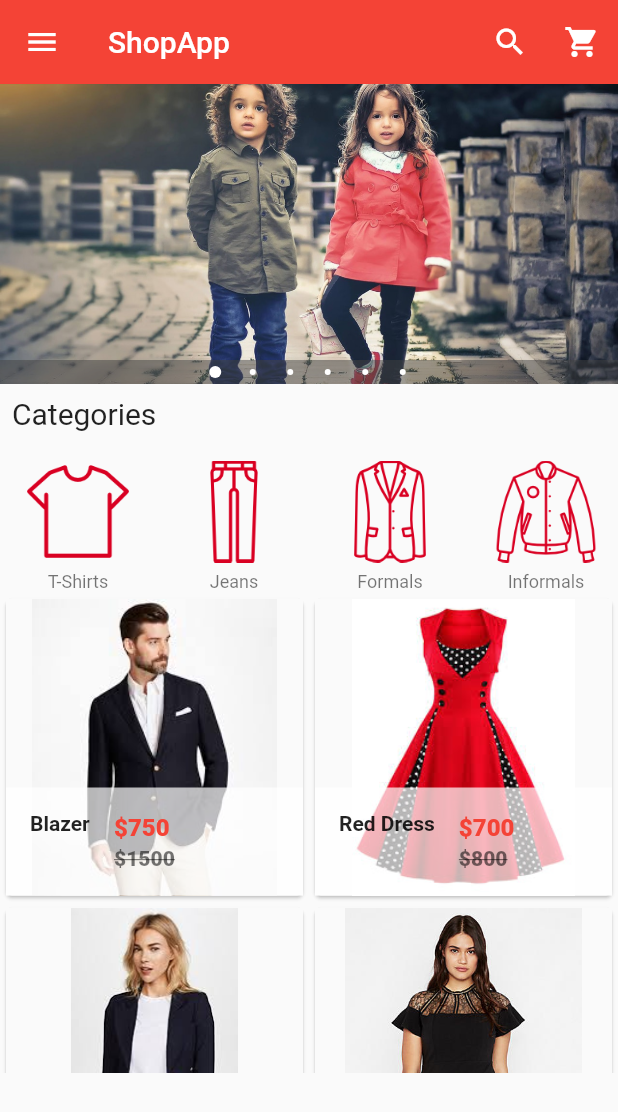
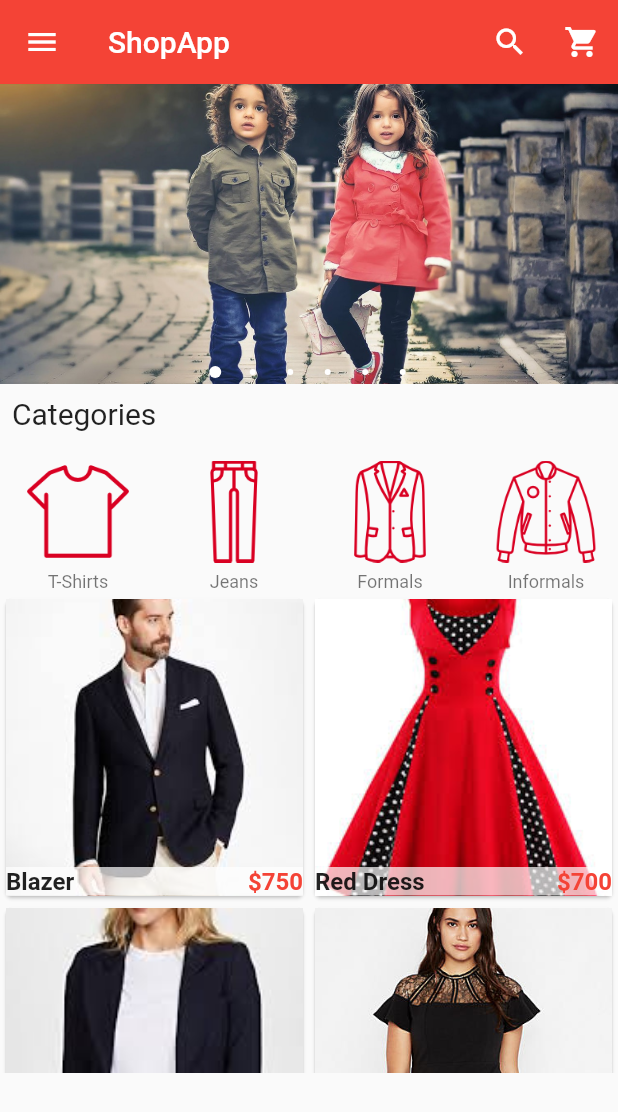
Before and after one commit to Rishi2309/shop_app, a Flutter app: the screen it shows after launch, on a phone screen of 412 x 824 dp. Shown: the top 1112 px of the screen. Run offline on Flutter 3.47's test engine with Material 2 defaults, Android fonts, the phone set to English and light mode, and no system bars; drawn by our look-alikes of carousel_pro.

Commit message:
Product details added

```diff
--- a/lib/components/Products.dart
+++ b/lib/components/Products.dart
@@ -1,4 +1,7 @@
 import 'package:flutter/material.dart';
+
+
+import 'package:shop_app/pages/ProductDetails.dart';
 
 class Products extends StatefulWidget {
   @override
@@ -99,39 +102,31 @@ class Single_prod extends StatelessWidget {
   Widget build(BuildContext context) {
     return Card(
       child: Hero(
-          tag: prod_name,
+        tag: new Text('hero1'),
         child: Material(
             child: InkWell(
-              onTap: () {},
+                onTap:() => Navigator.of(context).push(new MaterialPageRoute(builder: (context)=> new ProductDetails(
+                  product_detail_name: prod_name,
+                  product_detail_price: prod_price,
+                  product_detail_old_price: prod_old_price,
+                  product_detail_picture: prod_picture,
+                ))),
         child: GridTile(
             footer: Container(
               color: Colors.white70,
-                    child: ListTile(
-                      leading: Text(
-                        prod_name,
-                        style: TextStyle(fontWeight: FontWeight.bold),
+              child: new Row(
+                children: <Widget>[
+                  Expanded(
+                    child: Text(prod_name, style: TextStyle(fontWeight: FontWeight.bold, fontSize: 16.0)),
                   ),
-                      title: Text(
-                        "\$$prod_price",
-                        style: TextStyle(
-                            color: Colors.red, fontWeight: FontWeight.w800),
+                  new Text('\$${prod_price}', style: TextStyle(fontWeight: FontWeight.bold, fontSize: 16.0, color: Colors.red),)
+                ],
               ),
-                      subtitle: Text(
-                        "\$$prod_old_price",
-                        style: TextStyle(
-                            color: Colors.black54,
-                            fontWeight: FontWeight.w800,
-                            decoration
-                                :TextDecoration.lineThrough),
-                      ),
-                    ),
-
             ),
             child: Image.asset(
               prod_picture,
-                    fit: BoxFit.fitHeight,
-                  )
-                  ),
+              fit: BoxFit.cover,
+            )),
       ),
     )),
     );
--- a/lib/main.dart
+++ b/lib/main.dart
@@ -39,6 +39,7 @@ class _HomePageState extends State<HomePage> {
         dotSize: 4.0,
         indicatorBgPadding: 4.0,
         autoplay: false,
+        dotBgColor: Colors.transparent,
 
       ),
     );
@@ -73,7 +74,7 @@ class _HomePageState extends State<HomePage> {
               onTap: (){},
               child: ListTile(
                 title: Text('Home'),
-                leading: Icon(Icons.home),
+                leading: Icon(Icons.home, color: Colors.red,),
               ),
             ),
 
@@ -81,7 +82,7 @@ class _HomePageState extends State<HomePage> {
               onTap: (){},
               child: ListTile(
                 title: Text('My Profile'),
-                leading: Icon(Icons.person),
+                leading: Icon(Icons.person, color: Colors.red,),
               ),
             ),
 
@@ -89,7 +90,7 @@ class _HomePageState extends State<HomePage> {
               onTap: (){},
               child: ListTile(
                 title: Text('My orders'),
-                leading: Icon(Icons.shopping_basket),
+                leading: Icon(Icons.shopping_basket, color:Colors.red),
               ),
             ),
 
@@ -97,7 +98,7 @@ class _HomePageState extends State<HomePage> {
               onTap: (){},
               child: ListTile(
                 title: Text('Categories'),
-                leading: Icon(Icons.dashboard),
+                leading: Icon(Icons.dashboard, color: Colors.red,),
               ),
             ),
 
@@ -105,7 +106,7 @@ class _HomePageState extends State<HomePage> {
               onTap: (){},
               child: ListTile(
                 title: Text('Favourites'),
-                leading: Icon(Icons.favorite),
+                leading: Icon(Icons.favorite, color: Colors.red,),
               ),
             ),
 
```
Also changed, not shown: lib/pages/ProductDetails.dart (added, +221 -0 lines). Lines whose indentation alone changed are shown as unchanged.
